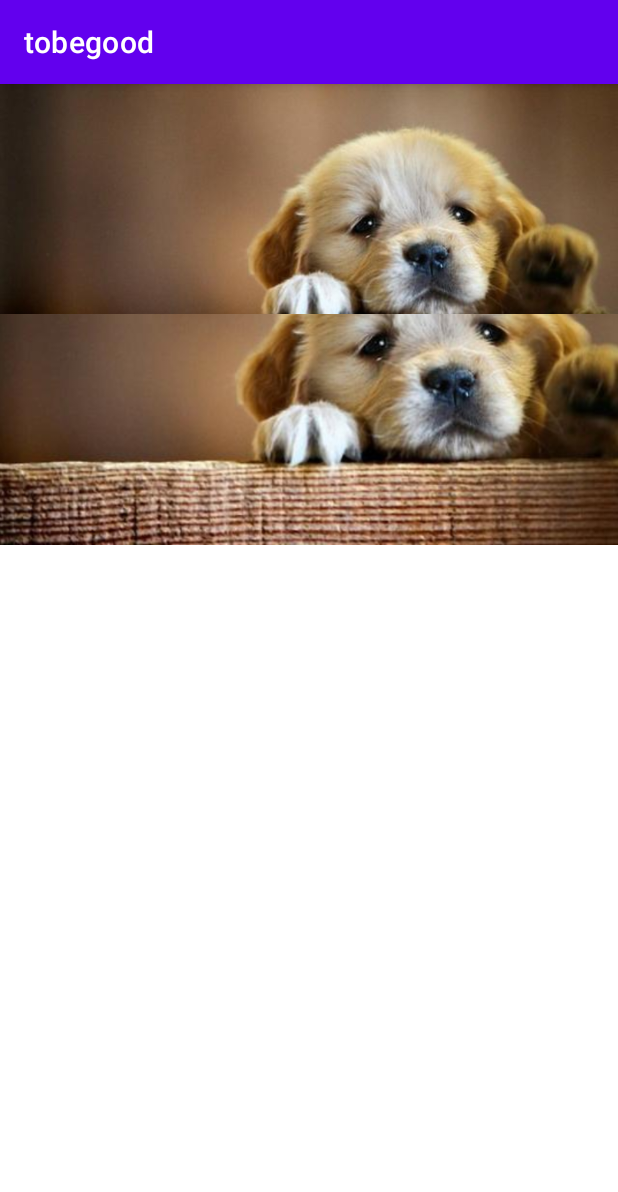
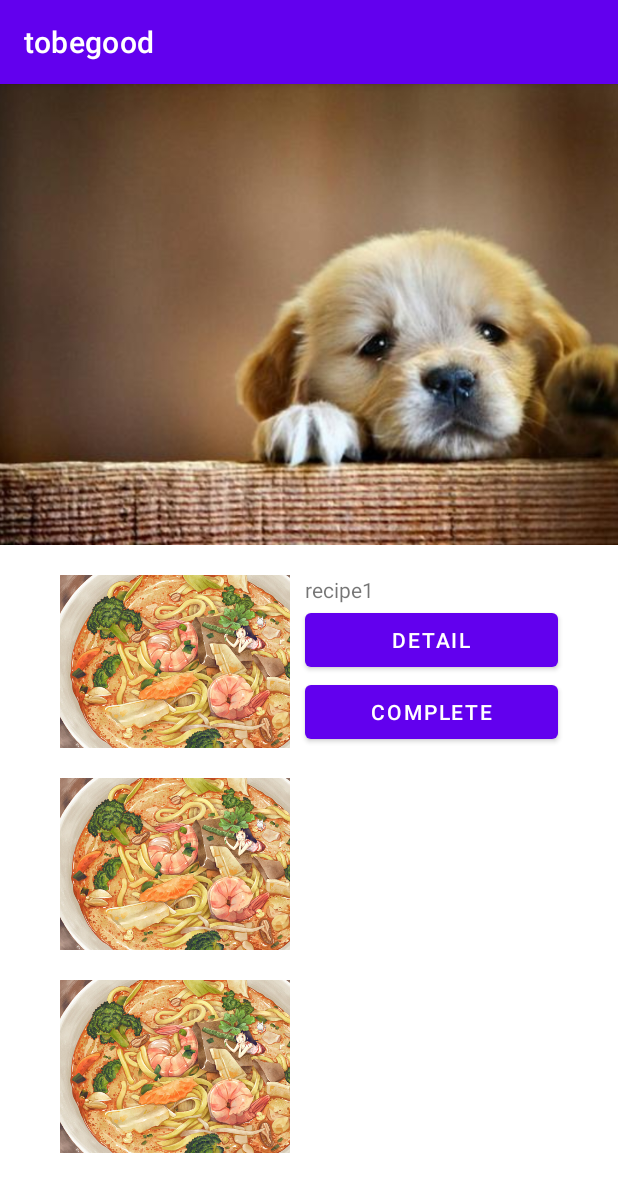
Before and after one commit to fefish/tobegood, an Android app: the EatActivity screen opened directly, with no data from a screen before it, on a phone screen of 412 x 824 dp. Shown: the top 1192 px of the screen. Run offline under Robolectric (Android 15) with nearby library versions, the phone set to English and light mode, and no system bars.

Commit message:
commit0719.1

```diff
--- a/app/src/main/res/layout/activity_eatactivity.xml
+++ b/app/src/main/res/layout/activity_eatactivity.xml
@@ -25,44 +25,121 @@
         android:id="@+id/Image_eat_recipe1"
         android:layout_width="0dp"
         android:layout_height="0dp"
-        android:layout_marginStart="0dp"
-        android:layout_marginTop="0dp"
+        android:layout_marginStart="40dp"
+        android:layout_marginTop="20dp"
         android:contentDescription="@string/Recipe_One"
         android:scaleType="centerCrop"
-        android:src="@drawable/welcome1"
-        app:layout_constraintHeight_percent="0.2"
+        android:src="@drawable/recipe002"
+        app:layout_constraintHeight_percent="0.15"
+        app:layout_constraintDimensionRatio="4:3"
         app:layout_constraintLeft_toLeftOf="parent"
-        app:layout_constraintTop_toTopOf="parent"
-        app:layout_constraintWidth_percent="1"
+        app:layout_constraintTop_toBottomOf="@+id/Image_eat_welcome"
         />
+
+    <TextView
+        android:id="@+id/Text_eat_recipe1_name"
+        android:layout_height="wrap_content"
+        android:text="@string/Recipe_One"
+        android:layout_width="0dp"
+        app:layout_constraintTop_toTopOf="@id/Image_eat_recipe1"
+        app:layout_constraintLeft_toRightOf="@+id/Image_eat_recipe1"
+        app:layout_constraintRight_toRightOf="parent"
+        android:layout_marginEnd="40dp"
+        android:layout_marginStart="10dp"
+        />
+
+    <Button
+        android:id="@+id/Button_eat_recipe1_detail"
+        android:text="@string/detail"
+        android:layout_width="0dp"
+        android:layout_height="wrap_content"
+        android:layout_marginStart="10dp"
+        android:layout_marginEnd="40dp"
+        app:layout_constraintLeft_toRightOf="@+id/Image_eat_recipe1"
+        app:layout_constraintTop_toBottomOf="@+id/Text_eat_recipe1_name"
+        app:layout_constraintRight_toRightOf="parent"
+        />
+
+    <Button
+        android:id="@+id/Button_eat_recipe1_complete"
+        android:text="@string/complete"
+        android:layout_width="0dp"
+        android:layout_height="wrap_content"
+        android:layout_marginStart="10dp"
+        android:layout_marginEnd="40dp"
+        app:layout_constraintLeft_toRightOf="@+id/Image_eat_recipe1"
+        app:layout_constraintTop_toBottomOf="@+id/Button_eat_recipe1_detail"
+        app:layout_constraintRight_toRightOf="parent"
+        />
+
+
+
+<!--
+    <TextView
+        android:id="@+id/Text_eat_recipe1_content"
+        android:layout_height="0dp"
+        android:text="@string/Recipe_One"
+        android:layout_width="0dp"
+        app:layout_constraintTop_toBottomOf="@id/Text_eat_recipe1_name"
+        app:layout_constraintLeft_toRightOf="@+id/Image_eat_recipe1"
+        app:layout_constraintRight_toRightOf="parent"
+        android:layout_marginEnd="40dp"
+        android:layout_marginStart="10dp"
+        app:layout_constraintHeight_percent="0.05"
+        />
+
+    <Button
+        android:id="@+id/Button_eat_recipe1_detail"
+        android:text="@string/detail"
+        android:layout_width="0dp"
+        android:layout_height="wrap_content"
+        app:layout_constraintLeft_toRightOf="@+id/Image_eat_recipe1"
+        android:layout_marginStart="10dp"
+        app:layout_constraintRight_toLeftOf="@+id/Button_eat_recipe1_complete"
+        app:layout_constraintTop_toBottomOf="@+id/Text_eat_recipe1_content"
+        app:layout_constraintHorizontal_chainStyle="packed"
+        app:layout_constraintHorizontal_weight="50"
+        />
+
+
+    <Button
+        android:id="@+id/Button_eat_recipe1_complete"
+        android:layout_width="0dp"
+        android:layout_height="wrap_content"
+        android:text="@string/complete"
+        app:layout_constraintHorizontal_chainStyle="packed"
+        app:layout_constraintHorizontal_weight="50"
+        app:layout_constraintLeft_toRightOf="@+id/Button_eat_recipe1_detail"
+        app:layout_constraintRight_toRightof="parent"
+        app:layout_constraintTop_toBottomOf="@+id/Text_eat_recipe1_content" />-->
 
     <ImageView
         android:id="@+id/Image_eat_recipe2"
         android:layout_width="0dp"
         android:layout_height="0dp"
-        android:layout_marginStart="0dp"
-        android:layout_marginTop="0dp"
+        android:layout_marginStart="40dp"
+        android:layout_marginTop="20dp"
         android:contentDescription="@string/Recipe_Two"
         android:scaleType="centerCrop"
-        android:src="@drawable/welcome1"
-        app:layout_constraintHeight_percent="0.2"
+        android:src="@drawable/recipe002"
+        app:layout_constraintHeight_percent="0.15"
+        app:layout_constraintDimensionRatio="4:3"
         app:layout_constraintLeft_toLeftOf="parent"
-        app:layout_constraintTop_toTopOf="parent"
-        app:layout_constraintWidth_percent="1"
+        app:layout_constraintTop_toBottomOf="@+id/Image_eat_recipe1"
         />
 
     <ImageView
         android:id="@+id/Image_eat_recipe3"
         android:layout_width="0dp"
         android:layout_height="0dp"
-        android:layout_marginStart="0dp"
-        android:layout_marginTop="0dp"
+        android:layout_marginStart="40dp"
+        android:layout_marginTop="20dp"
         android:contentDescription="@string/Recipe_Three"
         android:scaleType="centerCrop"
-        android:src="@drawable/welcome1"
-        app:layout_constraintHeight_percent="0.2"
+        android:src="@drawable/recipe002"
+        app:layout_constraintHeight_percent="0.15"
+        app:layout_constraintDimensionRatio="4:3"
         app:layout_constraintLeft_toLeftOf="parent"
-        app:layout_constraintTop_toTopOf="parent"
-        app:layout_constraintWidth_percent="1"
+        app:layout_constraintTop_toBottomOf="@+id/Image_eat_recipe2"
         />
 </androidx.constraintlayout.widget.ConstraintLayout>
--- a/app/src/main/res/values/strings.xml
+++ b/app/src/main/res/values/strings.xml
@@ -27,4 +27,6 @@
     <string name="Recipe_One">recipe1</string>
     <string name="Recipe_Two">recipe2</string>
     <string name="Recipe_Three">recipe3</string>
+    <string name="detail">detail</string>
+    <string name="complete">complete</string>
 </resources>
```
Also changed, not shown: app/src/main/res/drawable-v24/recipe001.jpg (added), app/src/main/res/drawable-v24/recipe002.jpg (added).
